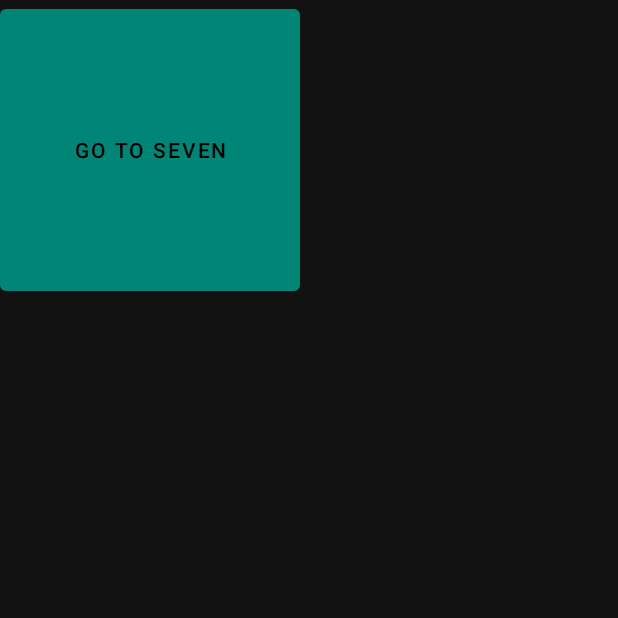
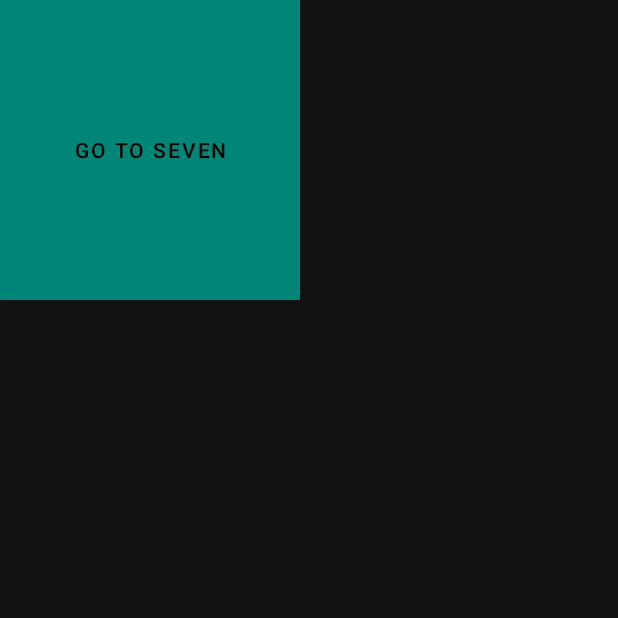
Before and after one commit to migueln1987/TenActivityApp2, an Android app: the FragmentSix screen opened directly, with no data from a screen before it, on a phone screen of 412 x 824 dp, the top half of it. Run offline under Robolectric (Android 15) with nearby library versions, the phone set to English and light mode, and no system bars.

```diff
--- a/app/src/main/res/layout/fragment__button_six.xml
+++ b/app/src/main/res/layout/fragment__button_six.xml
@@ -3,6 +3,7 @@
         android:id="@+id/button_to_seven"
         android:layout_width="200dp"
         android:layout_height="200dp"
-        android:text="@string/go_to_seven">
+        android:text="@string/go_to_seven"
+        android:background="@color/backgroundSix">
 
 </Button>
```
